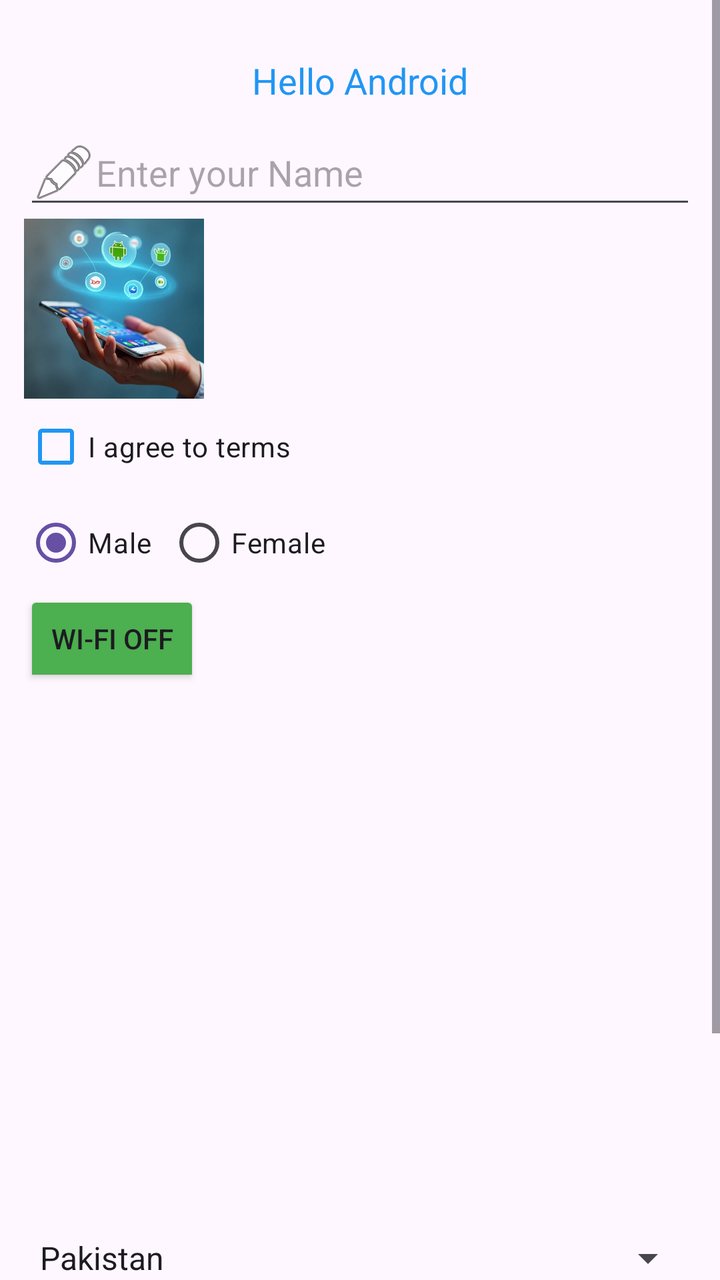
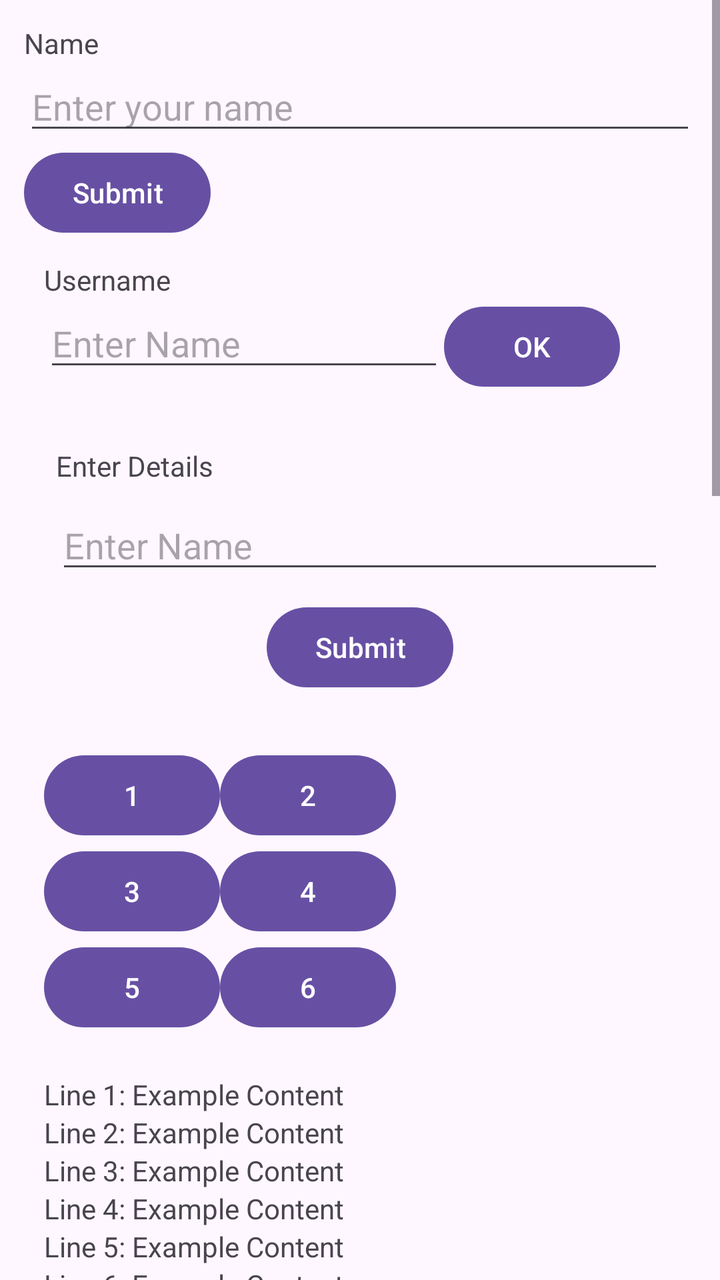

The first picture is an Android layout as it rendered before a commit; the second is the same layout after the commit. The layout source and the unified diff follow.
<!-- AndroidManifest.xml: application theme Theme.MyApplication -->
<!-- res/layout/classwork.xml -->
<?xml version="1.0" encoding="utf-8"?>
<ScrollView xmlns:android="http://schemas.android.com/apk/res/android"
    android:layout_width="match_parent"
    android:layout_height="match_parent"
    android:fillViewport="true">

    <LinearLayout
        android:id="@+id/layoutMain"
        android:layout_width="match_parent"
        android:layout_height="wrap_content"
        android:orientation="vertical"
        android:padding="12dp">

        <TextView
            android:id="@+id/textTitle"
            android:layout_width="match_parent"
            android:layout_height="wrap_content"
            android:layout_marginTop="16dp"
            android:layout_marginBottom="8dp"
            android:gravity="center"
            android:text="@string/hello_android"
            android:textColor="#2196F3"
            android:textSize="18sp" />

        <EditText
            android:id="@+id/editName"
            android:layout_width="match_parent"
            android:layout_height="wrap_content"
            android:autofillHints="name"
            android:drawableStart="@android:drawable/ic_menu_edit"
            android:hint="@string/enter_your_name"
            android:inputType="textPersonName"
            android:singleLine="true" />

            <ImageView
                android:id="@+id/imageProfile"
                android:layout_width="90dp"
                android:layout_height="90dp"
                android:adjustViewBounds="true"
                android:contentDescription="@string/profile_image"
                android:scaleType="centerCrop"
                android:src="@drawable/md_pic" />

                <CheckBox
                    android:id="@+id/checkAgree"
                    android:layout_width="wrap_content"
                    android:layout_height="wrap_content"
                    android:buttonTint="#2196F3"
                    android:checked="false"
                    android:text="@string/i_agree_to_terms" />

                <RadioGroup
                    android:id="@+id/genderGroup"
                    android:layout_width="wrap_content"
                    android:layout_height="wrap_content"
                    android:orientation="horizontal">

                    <RadioButton
                        android:id="@+id/radioMale"
                        android:layout_width="wrap_content"
                        android:layout_height="wrap_content"
                        android:buttonTint="#FF5722"
                        android:checked="true"
                        android:text="@string/male" />

                    <RadioButton
                        android:id="@+id/radioFemale"
                        android:layout_width="wrap_content"
                        android:layout_height="wrap_content"
                        android:layout_marginStart="8dp"
                        android:text="@string/female" />

                </RadioGroup>

            <ToggleButton
                android:id="@+id/toggleWifi"
                android:layout_width="wrap_content"
                android:layout_height="wrap_content"
                android:backgroundTint="#4CAF50"
                android:checked="false"
                android:textOff="@string/wi_fi_off"
                android:textOn="@string/wi_fi_on" />

            <androidx.appcompat.widget.SwitchCompat
                android:id="@+id/switchBluetooth"
                android:layout_width="0dp"
                android:layout_height="wrap_content"
                android:layout_marginStart="12dp"
                android:layout_weight="1"
                android:checked="true"
                android:minHeight="48dp"
                android:text="@string/bluetooth"
                android:thumbTint="#FFFFFF"
                android:trackTint="#4CAF50" />

            <ProgressBar
                android:id="@+id/progressLoading"
                android:layout_width="36dp"
                android:layout_height="36dp"
                android:indeterminate="true" />

            <ProgressBar
                android:id="@+id/progressDownload"
                style="?android:attr/progressBarStyleHorizontal"
                android:layout_width="0dp"
                android:layout_height="wrap_content"
                android:layout_marginStart="12dp"
                android:layout_weight="1"
                android:max="100"
                android:progress="40"
                android:progressTint="#4CAF50" />

        <androidx.recyclerview.widget.RecyclerView
            android:id="@+id/recyclerView"
            android:layout_width="match_parent"
            android:layout_height="60dp"
            android:scrollbars="vertical" />

        <Spinner
            android:id="@+id/spinner"
            android:layout_width="match_parent"
            android:layout_height="wrap_content"
            android:entries="@array/country_list"
            android:minHeight="48dp"
            android:spinnerMode="dropdown" />

        <ListView
            android:id="@+id/listView"
            android:layout_width="match_parent"
            android:layout_height="80dp"
            android:dividerHeight="1dp" />

        <AutoCompleteTextView
            android:id="@+id/autoCountry"
            android:layout_width="match_parent"
            android:layout_height="wrap_content"
            android:completionThreshold="1"
            android:hint="@string/enter_country"
            android:minHeight="48dp"
            android:textSize="16sp" />

    </LinearLayout>

</ScrollView>
<!-- resources referenced by this layout -->
<resources>
  <string-array name="country_list">
          <item>Pakistan</item>
          <item>India</item>
          <item>China</item>
          <item>USA</item>
      </string-array>
  <!-- drawable md_pic: jpg bitmap (drawable, 53201 bytes) -->
  <string name="bluetooth">Bluetooth</string>
  <string name="enter_country">Enter Country</string>
  <string name="enter_your_name">Enter your Name</string>
  <string name="female">Female</string>
  <string name="hello_android">Hello Android</string>
  <string name="i_agree_to_terms">I agree to terms</string>
  <string name="male">Male</string>
  <string name="profile_image">Profile image</string>
  <string name="wi_fi_off">Wi-Fi OFF</string>
  <string name="wi_fi_on">Wi-Fi ON</string>
  <style name="Theme.MyApplication" parent="Base.Theme.MyApplication" />
  <style name="Base.Theme.MyApplication" parent="Theme.Material3.DayNight.NoActionBar">
          
          
      </style>
</resources>

<!-- the commit's change to res/layout/classwork.xml (unified diff, before → after) -->
@@ -1,9 +1,11 @@
 <?xml version="1.0" encoding="utf-8"?>
 <ScrollView xmlns:android="http://schemas.android.com/apk/res/android"
+    xmlns:app="http://schemas.android.com/apk/res-auto"
     android:layout_width="match_parent"
     android:layout_height="match_parent"
     android:fillViewport="true">
 
+    
     <LinearLayout
         android:id="@+id/layoutMain"
         android:layout_width="match_parent"
@@ -11,14 +13,205 @@
         android:orientation="vertical"
         android:padding="12dp">
 
+        
         <TextView
-            android:id="@+id/textTitle"
+            android:layout_width="match_parent"
+            android:layout_height="wrap_content"
+            android:text="@string/Name" />
+
+        <EditText
+            android:layout_width="match_parent"
+            android:layout_height="wrap_content"
+            android:autofillHints=""
+            android:hint="@string/Enter_Your_Name" />
+
+        <Button
+            android:layout_width="wrap_content"
+            android:layout_height="wrap_content"
+            android:text="@string/submit" />
+
+        
+        <RelativeLayout
+            android:id="@+id/layoutRelative"
+            android:layout_width="match_parent"
+            android:layout_height="wrap_content"
+            android:padding="10dp">
+
+            <TextView
+                android:id="@+id/txtLabel"
+                android:layout_width="wrap_content"
+                android:layout_height="wrap_content"
+                android:text="@string/username" />
+
+            <EditText
+                android:id="@+id/edtName"
+                android:layout_width="200dp"
+                android:layout_height="wrap_content"
+                android:layout_below="@id/txtLabel"
+                android:hint="@string/enter_name" />
+
+            <Button
+                android:id="@+id/btnOk"
+                android:layout_width="wrap_content"
+                android:layout_height="wrap_content"
+                android:layout_alignTop="@id/edtName"
+                android:layout_toEndOf="@id/edtName"
+                android:text="@string/ok" />
+        </RelativeLayout>
+
+        
+        <androidx.constraintlayout.widget.ConstraintLayout
+            android:id="@+id/layoutConstraint"
+            android:layout_width="match_parent"
+            android:layout_height="wrap_content"
+            android:padding="16dp">
+
+            <TextView
+                android:id="@+id/textTitle"
+                android:layout_width="0dp"
+                android:layout_height="wrap_content"
+                android:text="@string/enter_details"
+                app:layout_constraintEnd_toEndOf="parent"
+                app:layout_constraintStart_toStartOf="parent"
+                app:layout_constraintTop_toTopOf="parent" />
+
+            <EditText
+                android:id="@+id/edtInput"
+                android:layout_width="0dp"
+                android:layout_height="wrap_content"
+                android:layout_marginTop="8dp"
+                android:hint="@string/Enter_Name"
+                app:layout_constraintEnd_toEndOf="parent"
+                app:layout_constraintStart_toStartOf="parent"
+                app:layout_constraintTop_toBottomOf="@id/textTitle" />
+
+            <Button
+                android:id="@+id/btnSubmitConstraint"
+                android:layout_width="wrap_content"
+                android:layout_height="wrap_content"
+                android:layout_marginTop="8dp"
+                android:text="@string/Submit"
+                app:layout_constraintEnd_toEndOf="parent"
+                app:layout_constraintStart_toStartOf="parent"
+                app:layout_constraintTop_toBottomOf="@id/edtInput" />
+        </androidx.constraintlayout.widget.ConstraintLayout>
+
+        
+        <GridLayout
+            android:id="@+id/layoutGrid"
+            android:layout_width="match_parent"
+            android:layout_height="wrap_content"
+            android:alignmentMode="alignMargins"
+            android:columnCount="2"
+            android:padding="10dp"
+            android:rowCount="3">
+
+            <Button android:text="@string/_1" />
+            <Button android:text="@string/_2" />
+            <Button android:text="@string/_3" />
+            <Button android:text="@string/_4" />
+            <Button android:text="@string/_5" />
+            <Button android:text="@string/_6" />
+        </GridLayout>
+
+        
+        <LinearLayout
+            android:layout_width="match_parent"
+            android:layout_height="wrap_content"
+            android:orientation="vertical"
+            android:padding="10dp">
+
+            <TextView
+                android:layout_width="match_parent"
+                android:layout_height="wrap_content"
+                android:text="@string/line_1_example_content" />
+            <TextView
+                android:layout_width="match_parent"
+                android:layout_height="wrap_content"
+                android:text="@string/line_2_example_content" />
+            <TextView
+                android:layout_width="match_parent"
+                android:layout_height="wrap_content"
+                android:text="@string/line_3_example_content" />
+            <TextView
+                android:layout_width="match_parent"
+                android:layout_height="wrap_content"
+                android:text="@string/line_4_example_content" />
+            <TextView
+                android:layout_width="match_parent"
+                android:layout_height="wrap_content"
+                android:text="@string/line_5_example_content" />
+            <TextView
+                android:layout_width="match_parent"
+                android:layout_height="wrap_content"
+                android:text="@string/line_6_example_content" />
+        </LinearLayout>
+
+        
+        <com.google.android.material.card.MaterialCardView
+            android:id="@+id/cardExample"
+            android:layout_width="match_parent"
+            android:layout_height="wrap_content"
+            android:layout_margin="10dp"
+            app:cardCornerRadius="12dp">
+
+            <LinearLayout
+                android:layout_width="match_parent"
+                android:layout_height="wrap_content"
+                android:orientation="vertical"
+                android:padding="10dp">
+
+                <ImageView
+                    android:layout_width="match_parent"
+                    android:layout_height="100dp"
+                    android:scaleType="centerCrop"
+                    android:src="@drawable/md_pic" />
+
+                <TextView
+                    android:layout_width="match_parent"
+                    android:layout_height="wrap_content"
+                    android:paddingTop="8dp"
+                    android:text="@string/CardView_Example"
+                    android:textSize="16sp" />
+
+                <RelativeLayout
+                    android:layout_width="match_parent"
+                    android:layout_height="wrap_content">
+
+                    <TextView
+                        android:id="@+id/txtHello"
+                        android:layout_width="wrap_content"
+                        android:layout_height="wrap_content"
+                        android:layout_alignParentStart="true"
+                        android:layout_margin="10dp"
+                        android:text="@string/hello" />
+
+                    <Button
+                        android:layout_width="wrap_content"
+                        android:layout_height="wrap_content"
+                        android:layout_alignParentStart="true"
+                        android:layout_below="@id/txtHello"
+                        android:layout_margin="10dp"
+                        android:text="@string/click" />
+                </RelativeLayout>
+
+                <TextView
+                    android:layout_width="match_parent"
+                    android:layout_height="wrap_content"
+                    android:padding="8dp"
+                    android:text="@string/this_is_outside_the_nested_layout" />
+            </LinearLayout>
+        </com.google.android.material.card.MaterialCardView>
+
+        
+        <TextView
+            android:id="@+id/txtHelloAndroid"
             android:layout_width="match_parent"
             android:layout_height="wrap_content"
             android:layout_marginTop="16dp"
             android:layout_marginBottom="8dp"
             android:gravity="center"
-            android:text="@string/hello_android"
+            android:text="@string/Hello_Android"
             android:textColor="#2196F3"
             android:textSize="18sp" />
 
@@ -28,87 +221,82 @@
             android:layout_height="wrap_content"
             android:autofillHints="name"
             android:drawableStart="@android:drawable/ic_menu_edit"
-            android:hint="@string/enter_your_name"
+            android:hint="@string/Enter_your_Name"
             android:inputType="textPersonName"
             android:singleLine="true" />
 
-            <ImageView
-                android:id="@+id/imageProfile"
-                android:layout_width="90dp"
-                android:layout_height="90dp"
-                android:adjustViewBounds="true"
-                android:contentDescription="@string/profile_image"
-                android:scaleType="centerCrop"
-                android:src="@drawable/md_pic" />
-
-                <CheckBox
-                    android:id="@+id/checkAgree"
-                    android:layout_width="wrap_content"
-                    android:layout_height="wrap_content"
-                    android:buttonTint="#2196F3"
-                    android:checked="false"
-                    android:text="@string/i_agree_to_terms" />
-
-                <RadioGroup
-                    android:id="@+id/genderGroup"
-                    android:layout_width="wrap_content"
-                    android:layout_height="wrap_content"
-                    android:orientation="horizontal">
-
-                    <RadioButton
-                        android:id="@+id/radioMale"
-                        android:layout_width="wrap_content"
-                        android:layout_height="wrap_content"
-                        android:buttonTint="#FF5722"
-                        android:checked="true"
-                        android:text="@string/male" />
-
-                    <RadioButton
-                        android:id="@+id/radioFemale"
-                        android:layout_width="wrap_content"
-                        android:layout_height="wrap_content"
-                        android:layout_marginStart="8dp"
-                        android:text="@string/female" />
-
-                </RadioGroup>
-
-            <ToggleButton
-                android:id="@+id/toggleWifi"
-                android:layout_width="wrap_content"
-                android:layout_height="wrap_content"
-                android:backgroundTint="#4CAF50"
-                android:checked="false"
-                android:textOff="@string/wi_fi_off"
-                android:textOn="@string/wi_fi_on" />
-
-            <androidx.appcompat.widget.SwitchCompat
-                android:id="@+id/switchBluetooth"
-                android:layout_width="0dp"
-                android:layout_height="wrap_content"
-                android:layout_marginStart="12dp"
-                android:layout_weight="1"
+        <ImageView
+            android:id="@+id/imageProfile"
+            android:layout_width="90dp"
+            android:layout_height="90dp"
+            android:adjustViewBounds="true"
+            android:contentDescription="@string/Profile_Image"
+            android:scaleType="centerCrop"
+            android:src="@drawable/md_pic" />
+
+        <CheckBox
+            android:id="@+id/checkAgree"
+            android:layout_width="wrap_content"
+            android:layout_height="wrap_content"
+            android:buttonTint="#2196F3"
+            android:checked="false"
+            android:text="@string/I_agree_to_terms" />
+
+        <RadioGroup
+            android:id="@+id/genderGroup"
+            android:layout_width="wrap_content"
+            android:layout_height="wrap_content"
+            android:orientation="horizontal">
+
+            <RadioButton
+                android:id="@+id/radioMale"
+                android:layout_width="wrap_content"
+                android:layout_height="wrap_content"
+                android:buttonTint="#FF5722"
                 android:checked="true"
-                android:minHeight="48dp"
-                android:text="@string/bluetooth"
-                android:thumbTint="#FFFFFF"
-                android:trackTint="#4CAF50" />
-
-            <ProgressBar
-                android:id="@+id/progressLoading"
-                android:layout_width="36dp"
-                android:layout_height="36dp"
-                android:indeterminate="true" />
-
-            <ProgressBar
-                android:id="@+id/progressDownload"
-                style="?android:attr/progressBarStyleHorizontal"
-                android:layout_width="0dp"
-                android:layout_height="wrap_content"
-                android:layout_marginStart="12dp"
-                android:layout_weight="1"
-                android:max="100"
-                android:progress="40"
-                android:progressTint="#4CAF50" />
+                android:text="@string/Male" />
+
+            <RadioButton
+                android:id="@+id/radioFemale"
+                android:layout_width="wrap_content"
+                android:layout_height="wrap_content"
+                android:layout_marginStart="8dp"
+                android:text="@string/Female" />
+        </RadioGroup>
+
+        <ToggleButton
+            android:id="@+id/toggleWifi"
+            android:layout_width="wrap_content"
+            android:layout_height="wrap_content"
+            android:backgroundTint="#4CAF50"
+            android:checked="false"
+            android:textOff="@string/Wi_fi_Off"
+            android:textOn="@string/Wi_Fi_On" />
+
+        <androidx.appcompat.widget.SwitchCompat
+            android:id="@+id/switchBluetooth"
+            android:layout_width="match_parent"
+            android:layout_height="wrap_content"
+            android:checked="true"
+            android:minHeight="48dp"
+            android:text="@string/Bluetooth"
+            android:thumbTint="#FFFFFF"
+            android:trackTint="#4CAF50" />
+
+        <ProgressBar
+            android:id="@+id/progressLoading"
+            android:layout_width="36dp"
+            android:layout_height="36dp"
+            android:indeterminate="true" />
+
+        <ProgressBar
+            android:id="@+id/progressDownload"
+            style="?android:attr/progressBarStyleHorizontal"
+            android:layout_width="match_parent"
+            android:layout_height="wrap_content"
+            android:max="100"
+            android:progress="40"
+            android:progressTint="#4CAF50" />
 
         <androidx.recyclerview.widget.RecyclerView
             android:id="@+id/recyclerView"
@@ -120,7 +308,6 @@
             android:id="@+id/spinner"
             android:layout_width="match_parent"
             android:layout_height="wrap_content"
-            android:entries="@array/country_list"
             android:minHeight="48dp"
             android:spinnerMode="dropdown" />
 
@@ -135,10 +322,9 @@
             android:layout_width="match_parent"
             android:layout_height="wrap_content"
             android:completionThreshold="1"
-            android:hint="@string/enter_country"
+            android:hint="@string/Enter_Country"
             android:minHeight="48dp"
             android:textSize="16sp" />
 
     </LinearLayout>
-
 </ScrollView>
<!-- resource entries referenced after the edit -->
@@ -1,22 +1,41 @@
 <!-- resources referenced by this layout -->
 <resources>
-  <string-array name="country_list">
-          <item>Pakistan</item>
-          <item>India</item>
-          <item>China</item>
-          <item>USA</item>
-      </string-array>
   <!-- drawable md_pic: jpg bitmap (drawable, 53201 bytes) -->
-  <string name="bluetooth">Bluetooth</string>
-  <string name="enter_country">Enter Country</string>
-  <string name="enter_your_name">Enter your Name</string>
-  <string name="female">Female</string>
-  <string name="hello_android">Hello Android</string>
-  <string name="i_agree_to_terms">I agree to terms</string>
-  <string name="male">Male</string>
-  <string name="profile_image">Profile image</string>
-  <string name="wi_fi_off">Wi-Fi OFF</string>
-  <string name="wi_fi_on">Wi-Fi ON</string>
+  <string name="Bluetooth">Bluetooth</string>
+  <string name="CardView_Example">CardView Example</string>
+  <string name="Enter_Country">Enter Country</string>
+  <string name="Enter_Name">Enter Name</string>
+  <string name="Enter_Your_Name">Enter your name</string>
+  <string name="Enter_your_Name">Enter your Name</string>
+  <string name="Female">Female</string>
+  <string name="Hello_Android">Hello Android</string>
+  <string name="I_agree_to_terms">I agree to terms</string>
+  <string name="Male">Male</string>
+  <string name="Name">Name</string>
+  <string name="Profile_Image">Profile image</string>
+  <string name="Submit">Submit</string>
+  <string name="Wi_Fi_On">Wi-Fi ON</string>
+  <string name="Wi_fi_Off">Wi-Fi OFF</string>
+  <string name="_1">1</string>
+  <string name="_2">2</string>
+  <string name="_3">3</string>
+  <string name="_4">4</string>
+  <string name="_5">5</string>
+  <string name="_6">6</string>
+  <string name="click">Click</string>
+  <string name="enter_details">Enter Details</string>
+  <string name="enter_name">Enter Name</string>
+  <string name="hello">Hello!</string>
+  <string name="line_1_example_content">Line 1: Example Content</string>
+  <string name="line_2_example_content">Line 2: Example Content</string>
+  <string name="line_3_example_content">Line 3: Example Content</string>
+  <string name="line_4_example_content">Line 4: Example Content</string>
+  <string name="line_5_example_content">Line 5: Example Content</string>
+  <string name="line_6_example_content">Line 6: Example Content</string>
+  <string name="ok">OK</string>
+  <string name="submit">Submit</string>
+  <string name="this_is_outside_the_nested_layout">This is outside the nested layout</string>
+  <string name="username">Username</string>
   <style name="Theme.MyApplication" parent="Base.Theme.MyApplication" />
   <style name="Base.Theme.MyApplication" parent="Theme.Material3.DayNight.NoActionBar">
           
